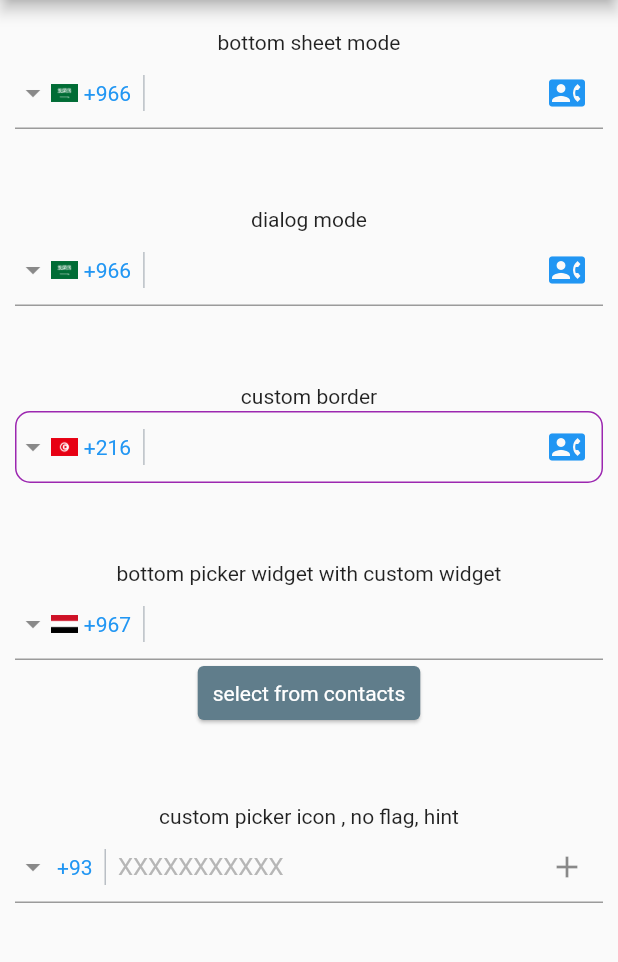
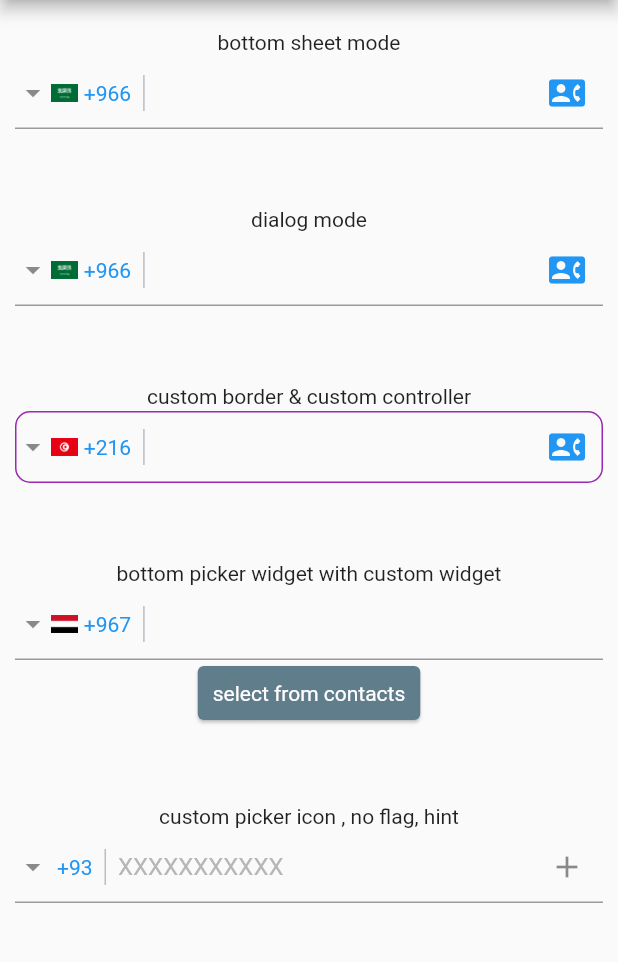
Before and after one commit to WahidNasri/extended_phone_number_input, a Flutter app: the screen it shows after launch, on a phone screen of 412 x 824 dp, the part 84-1046 px from its top. Run offline on Flutter 3.47's test engine with Material 2 defaults, Android fonts, the phone set to English and light mode, and no system bars; missing offline and left inert: fluttercontactpicker, phone_numbers_parser.

Commit message:
update example

```diff
--- a/example/lib/main.dart
+++ b/example/lib/main.dart
@@ -1,4 +1,5 @@
 import 'package:extended_phone_number_input/consts/enums.dart';
+import 'package:extended_phone_number_input/phone_number_controller.dart';
 import 'package:extended_phone_number_input/phone_number_input.dart';
 import 'package:flutter/material.dart';
 
@@ -65,10 +66,11 @@ class _MyHomePageState extends State<MyHomePage> {
               const SizedBox(
                 height: 50,
               ),
-              const Text('custom border'),
+              const Text('custom border & custom controller'),
               PhoneNumberInput(
                 initialCountry: 'TN',
                 locale: 'it',
+                controller: PhoneNumberInputController(context, locale: 'ar'),
                 countryListMode: CountryListMode.dialog,
                 contactsPickerPosition: ContactsPickerPosition.suffix,
                 enabledBorder: OutlineInputBorder(
@@ -77,6 +79,7 @@ class _MyHomePageState extends State<MyHomePage> {
                 focusedBorder: OutlineInputBorder(
                     borderRadius: BorderRadius.circular(10),
                     borderSide: const BorderSide(color: Colors.purple)),
+                errorText: 'error',
               ),
               const SizedBox(
                 height: 50,
```
